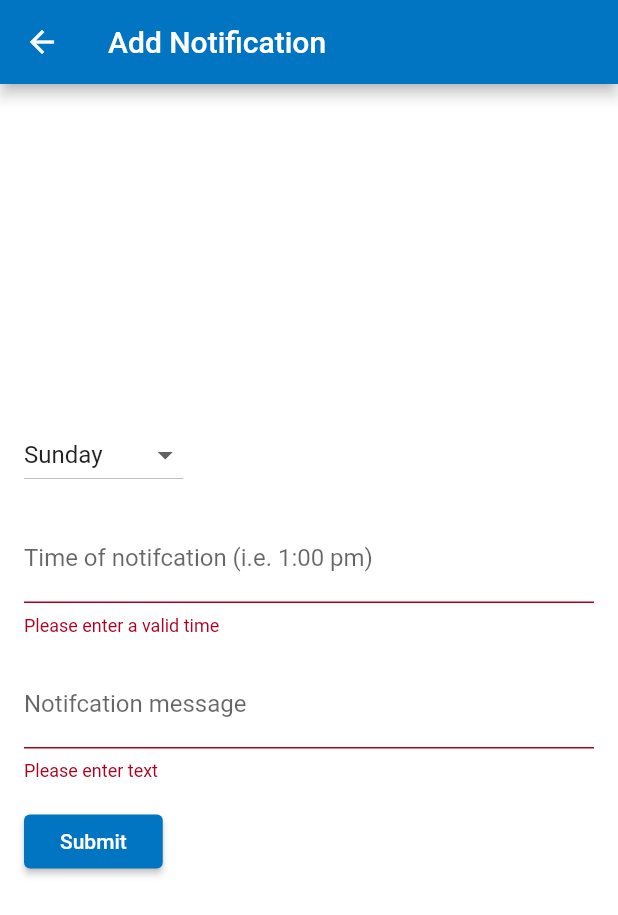
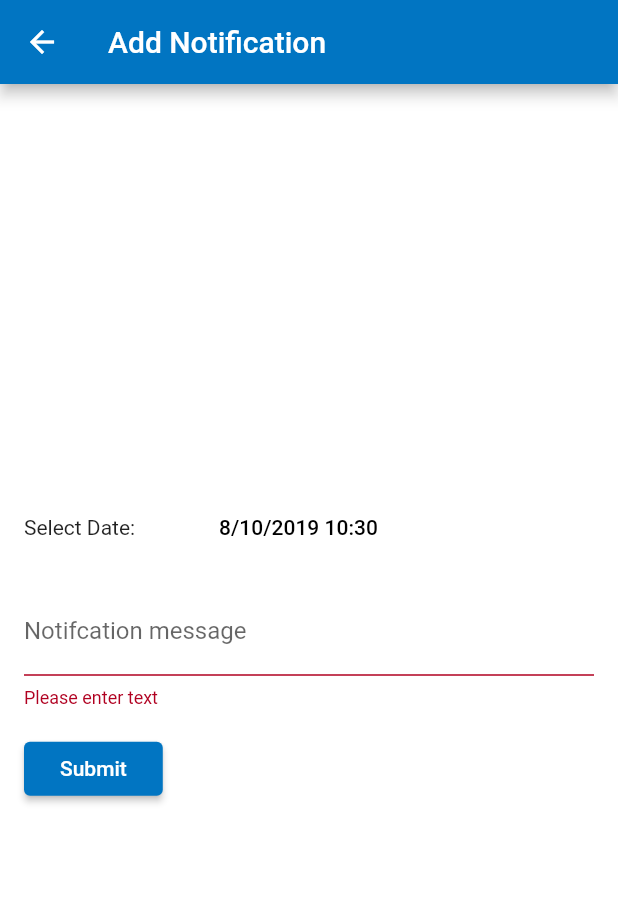
Before and after one commit to christophereluc/cs361, a Flutter app: the NotificationsRoute screen opened directly, after a tap on "Submit", on a phone screen of 412 x 824 dp. Shown: the top 915 px of the screen. Run offline on Flutter 3.47's test engine with Material 2 defaults, Android fonts, the phone set to English and light mode, and no system bars; our stand-ins replace flutter_datetime_picker, local_auth.

Commit message:
Switched to using date-time picker

```diff
--- a/lib/notifications/notifications.dart
+++ b/lib/notifications/notifications.dart
@@ -1,4 +1,6 @@
 import 'package:flutter/material.dart';
+import 'package:flutter_datetime_picker/flutter_datetime_picker.dart';
+import 'package:intl/intl.dart';
 
 class NotificationsRoute extends StatelessWidget {
   @override
@@ -27,7 +29,8 @@ class NotificationFormWidget extends StatefulWidget {
 //Form state
 class _NotificationFormWidgetState extends State<NotificationFormWidget> {
   final _formKey = GlobalKey<FormState>();
-  String dropdownValue = 'Sunday';
+  DateTime dropdownValue = DateTime.now();
+  final formatter = new DateFormat().add_yMd().add_Hm();
 
   @override
   Widget build(BuildContext context) {
@@ -36,42 +39,34 @@ class _NotificationFormWidgetState extends State<NotificationFormWidget> {
       child: Column(
         crossAxisAlignment: CrossAxisAlignment.start,
         children: <Widget>[
-          Padding(
-            padding:
-            const EdgeInsets.only(
-                left: 16.0, right: 16.0, top: 16.0, bottom: 8.0),
-             child: DropdownButton<String>(
-               value: dropdownValue,
-               onChanged: (String newValue) {
-                 setState(() {
-                   dropdownValue = newValue;
-                 });
-               },
-                items: <String>['Sunday', 'Monday', 'Tuesday', 'Wednesday', 'Thursday', 'Friday', 'Saturday', 'Daily'].map<DropdownMenuItem<String>>((String value) {
-                    return DropdownMenuItem<String>(
-                      value: value,
-                      child: Text(value),
-                    );
-                  }).toList(),
+          Row(
+            children: <Widget>[
+              Padding(
+                padding: const EdgeInsets.only(
+                    left: 16.0, right: 16.0, top: 16.0, bottom: 8.0),
+                child: Text("Select Date:"),
               ),
-            ),
-          Padding(
-            padding:
-            const EdgeInsets.only(
-                left: 16.0, right: 16.0, top: 8.0, bottom: 8.0),
-            child: TextFormField(
-              decoration: InputDecoration(labelText: 'Time of notifcation (i.e. 1:00 pm)'),
-              validator: (value) {
-                if (value.isEmpty) {
-                  return 'Please enter a valid time';
-                }
-                return null;
-              },
-            ),
+              Padding(
+                  padding: const EdgeInsets.only(
+                      left: 16.0, right: 16.0, top: 16.0, bottom: 8.0),
+                  child: FlatButton(
+                    child: Text(
+                      formatter.format(dropdownValue),
+                      textAlign: TextAlign.left,
+                    ),
+                    onPressed: () {
+                      DatePicker.showDateTimePicker(context,
+                          showTitleActions: true, onConfirm: (date) {
+                            setState(() {
+                              dropdownValue = date;
+                            });
+                          });
+                    },
+                  )),
+            ],
           ),
           Padding(
-            padding:
-            const EdgeInsets.only(
+            padding: const EdgeInsets.only(
                 left: 16.0, right: 16.0, top: 8.0, bottom: 8.0),
             child: TextFormField(
               decoration: InputDecoration(labelText: 'Notifcation message'),
@@ -84,8 +79,7 @@ class _NotificationFormWidgetState extends State<NotificationFormWidget> {
             ),
           ),
           Padding(
-            padding:
-            const EdgeInsets.only(
+            padding: const EdgeInsets.only(
                 left: 16.0, right: 16.0, top: 8.0, bottom: 32.0),
             child: RaisedButton(
               onPressed: () {
--- a/pubspec.yaml
+++ b/pubspec.yaml
@@ -14,7 +14,7 @@ description: CS 361 Project
 version: 1.0.0+1
 
 environment:
-  sdk: ">=2.1.0 <3.0.0"
+  sdk: ">=2.2.0 <3.0.0"
 
 dependencies:
   flutter:
```
